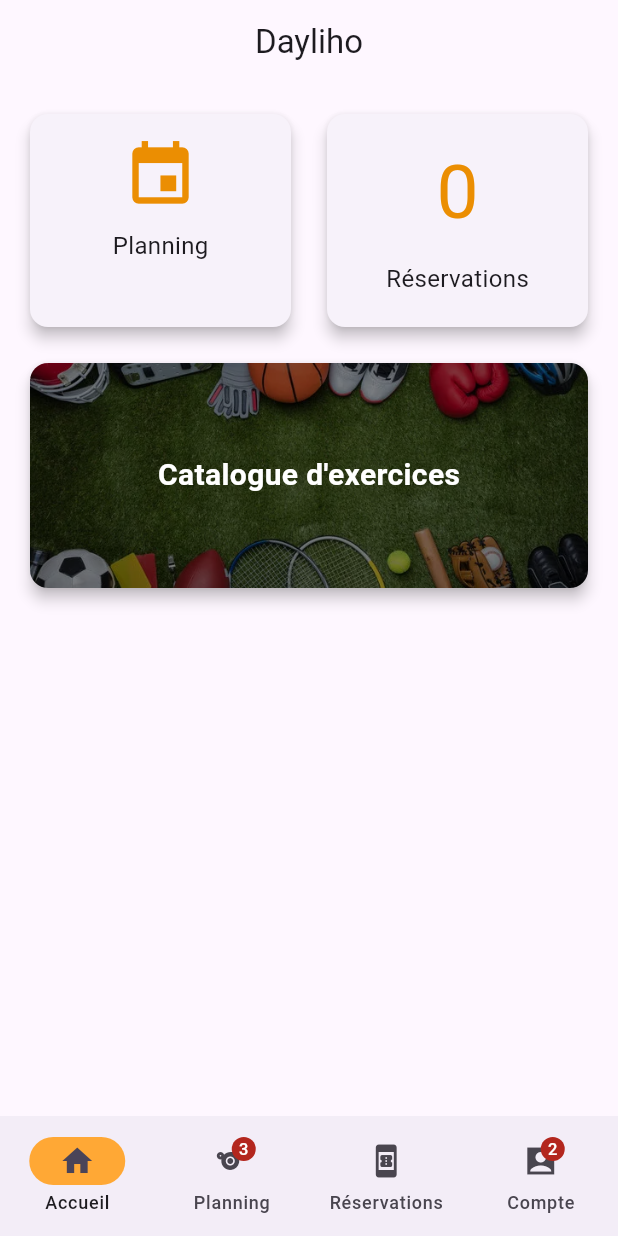
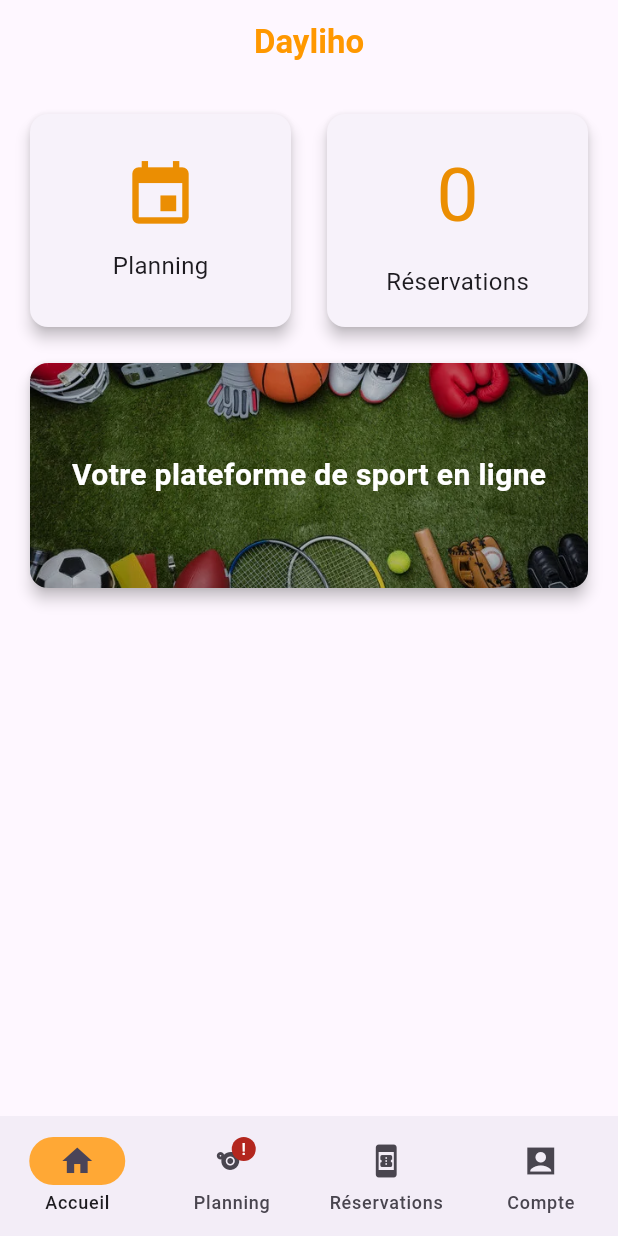
Before and after one commit to EvilKroma/Dayliho-App, a Flutter app: the SecondPage screen opened directly with empty values, on a phone screen of 412 x 824 dp. Run offline on Flutter 3.47's test engine with Material 3 defaults, Android fonts, the phone set to English and light mode, and no system bars; network calls fail.

Commit message:
Style accueil et compte

```diff
--- a/lib/Accueil.dart
+++ b/lib/Accueil.dart
@@ -97,6 +97,8 @@ class _AccueilState extends State<Accueil> {
                             padding: const EdgeInsets.all(16.0),
                             child: Column(
                               mainAxisSize: MainAxisSize.min,
+                              mainAxisAlignment: MainAxisAlignment
+                                  .center, // Center the content
                               children: [
                                 Icon(Icons.event,
                                     size: 50,
@@ -126,6 +128,8 @@ class _AccueilState extends State<Accueil> {
                             padding: const EdgeInsets.all(16.0),
                             child: Column(
                               mainAxisSize: MainAxisSize.min,
+                              mainAxisAlignment: MainAxisAlignment
+                                  .center, // Center the content
                               children: [
                                 // Ensure the size of the number of reservations matches the icon size
                                 Text(
@@ -151,8 +155,6 @@ class _AccueilState extends State<Accueil> {
             // Carte pour le catalogue d'exercices
             Padding(
               padding: const EdgeInsets.symmetric(horizontal: 16.0),
-              child: GestureDetector(
-                onTap: widget.onSeanceSelected,
               child: Card(
                 elevation: 4,
                 shape: RoundedRectangleBorder(
@@ -166,19 +168,18 @@ class _AccueilState extends State<Accueil> {
                       image: AssetImage('assets/news.webp'),
                       fit: BoxFit.cover,
                       colorFilter: ColorFilter.mode(
-                          Colors.black.withOpacity(0.5),
+                        Colors.black.withOpacity(0.25),
                         BlendMode.darken,
                       ),
                     ),
                   ),
                   child: Center(
                     child: Text(
-                        'Catalogue d\'exercices',
+                      'Votre plateforme de sport en ligne',
                       style: TextStyle(
                         color: Colors.white,
                         fontSize: 20,
                         fontWeight: FontWeight.bold,
-                        ),
                       ),
                     ),
                   ),
--- a/lib/SecondPage.dart
+++ b/lib/SecondPage.dart
@@ -38,7 +38,15 @@ class _SecondPageState extends State<SecondPage> {
     return Scaffold(
       backgroundColor: Colors.white, // Set background color to white
       appBar: AppBar(
-        title: Center(child: Text("Dayliho")),
+        title: Center(
+          child: Text(
+            "Dayliho",
+            style: TextStyle(
+              fontWeight: FontWeight.bold,
+              color: Colors.orange,
+            ),
+          ),
+        ),
         automaticallyImplyLeading: false, // Remove the back arrow
       ),
       bottomNavigationBar: NavigationBar(
@@ -54,7 +62,7 @@ class _SecondPageState extends State<SecondPage> {
             label: 'Accueil',
           ),
           NavigationDestination(
-            icon: Badge(label: Text('3'), child: Icon(Icons.sports)),
+            icon: Badge(label: Text('!'), child: Icon(Icons.sports)),
             label: 'Planning',
           ),
           NavigationDestination(
@@ -62,10 +70,7 @@ class _SecondPageState extends State<SecondPage> {
             label: 'Réservations',
           ),
           NavigationDestination(
-            icon: Badge(
-              label: Text('2'),
-              child: Icon(Icons.account_box_sharp),
-            ),
+            icon: Icon(Icons.account_box_sharp),
             label: 'Compte',
           ),
         ],
```
Also changed, not shown: lib/Compte.dart (+17 -7 lines). Lines whose indentation alone changed are shown as unchanged.
